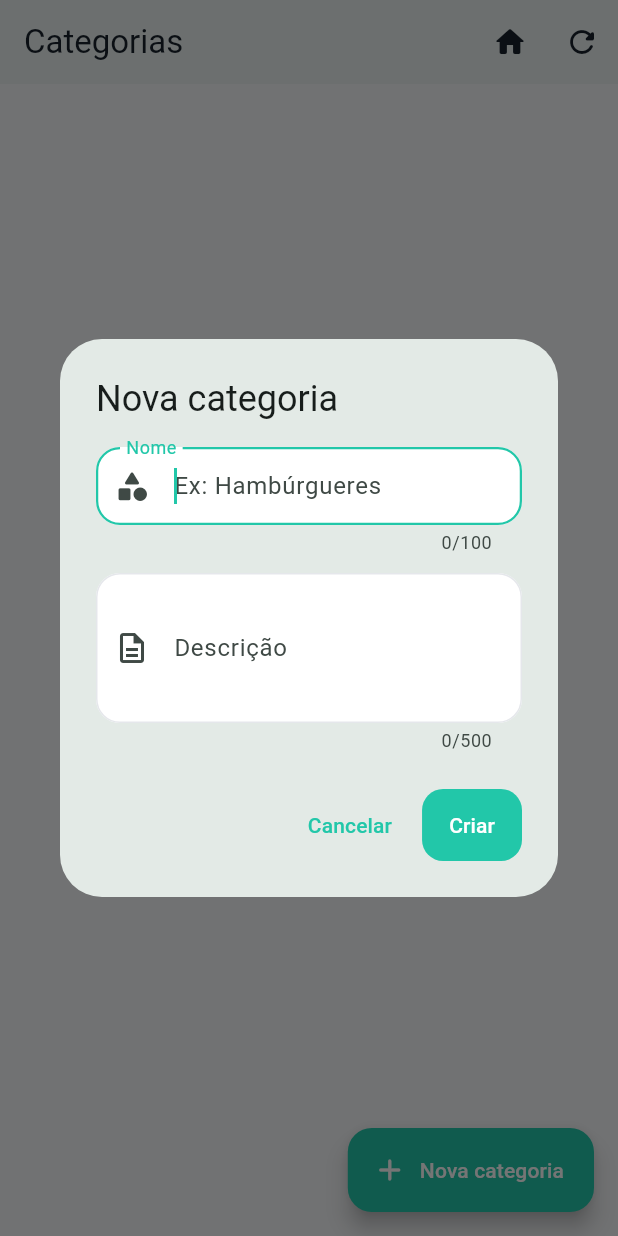
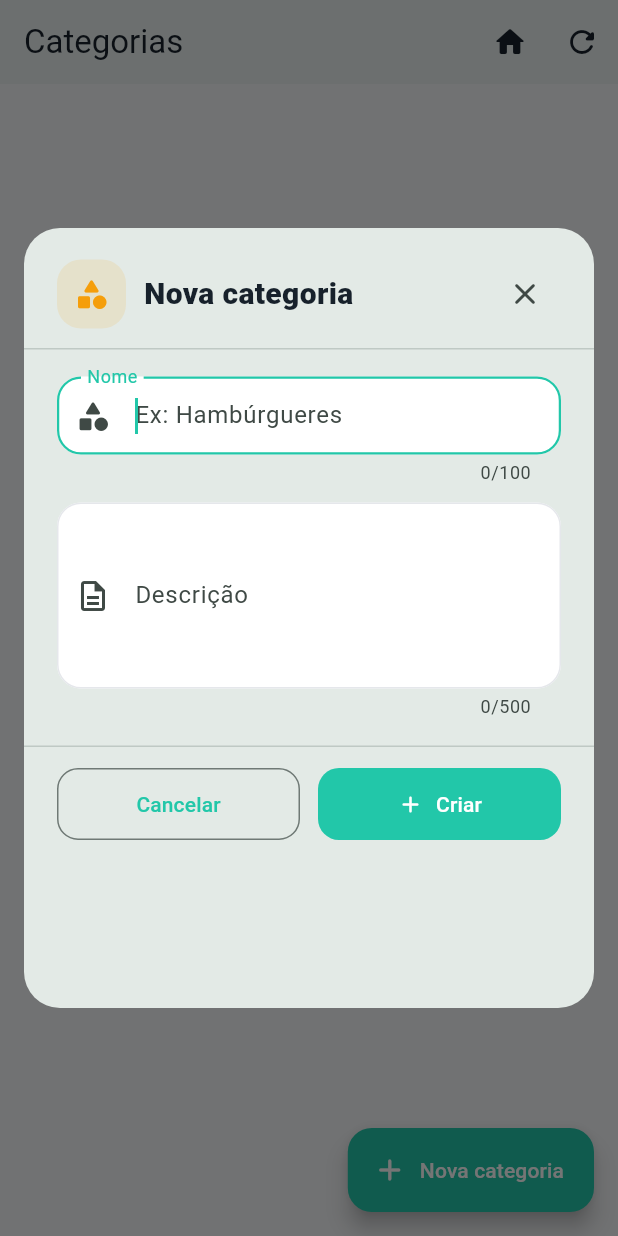
Before and after one commit to rebouzax/dishmade_front, a Flutter app: the CategoriesPage screen opened by its route, scrolled down 408 dp, after a tap on "Nova categoria", on a phone screen of 412 x 824 dp. Run offline on Flutter 3.47's test engine with Material 3 defaults, Android fonts, the phone set to English and light mode, and no system bars; our stand-ins replace dio, file_picker, flutter_dotenv, flutter_riverpod, flutter_secure_storage, go_router; accounts and stored records are empty; network calls fail.

Commit message:
add ajuste

```diff
--- a/lib/features/categories/presentation/Pages/categories_page.dart
+++ b/lib/features/categories/presentation/Pages/categories_page.dart
@@ -148,24 +148,118 @@ class _CategoriesPageState extends ConsumerState<CategoriesPage> {
   }
 
   Future<void> _openCreateCategoryDialog() async {
-    final nameController = TextEditingController();
-    final descriptionController = TextEditingController();
-    final formKey = GlobalKey<FormState>();
-
     final result = await showDialog<_CategoryFormResult>(
       context: context,
+      barrierDismissible: false,
       builder: (dialogContext) {
-        return AlertDialog(
-          title: const Text('Nova categoria'),
-          content: SizedBox(
-            width: 520,
+        return const _CreateCategoryDialog();
+      },
+    );
+
+    if (result == null) return;
+
+    final success = await ref
+        .read(categoriesViewModelProvider.notifier)
+        .createCategory(name: result.name, description: result.description);
+
+    if (!mounted || !success) return;
+
+    ScaffoldMessenger.of(context).showSnackBar(
+      const SnackBar(content: Text('Categoria criada com sucesso.')),
+    );
+  }
+}
+
+class _CategoryFormResult {
+  final String name;
+  final String? description;
+
+  const _CategoryFormResult({required this.name, this.description});
+}
+
+class _CreateCategoryDialog extends StatefulWidget {
+  const _CreateCategoryDialog();
+
+  @override
+  State<_CreateCategoryDialog> createState() => _CreateCategoryDialogState();
+}
+
+class _CreateCategoryDialogState extends State<_CreateCategoryDialog> {
+  final _formKey = GlobalKey<FormState>();
+  final _nameController = TextEditingController();
+  final _descriptionController = TextEditingController();
+
+  @override
+  void dispose() {
+    _nameController.dispose();
+    _descriptionController.dispose();
+    super.dispose();
+  }
+
+  @override
+  Widget build(BuildContext context) {
+    final screenSize = MediaQuery.sizeOf(context);
+
+    final dialogWidth = (screenSize.width - 32).clamp(320.0, 520.0).toDouble();
+    final dialogHeight = (screenSize.height - 48)
+        .clamp(360.0, 520.0)
+        .toDouble();
+
+    return Dialog(
+      insetPadding: const EdgeInsets.all(16),
+      clipBehavior: Clip.antiAlias,
+      shape: RoundedRectangleBorder(borderRadius: BorderRadius.circular(24)),
+      child: SizedBox(
+        width: dialogWidth,
+        height: dialogHeight,
+        child: Column(
+          children: [
+            Padding(
+              padding: const EdgeInsets.fromLTRB(22, 20, 22, 12),
+              child: Row(
+                children: [
+                  Container(
+                    width: 46,
+                    height: 46,
+                    decoration: BoxDecoration(
+                      color: AppColors.warning.withOpacity(0.12),
+                      borderRadius: BorderRadius.circular(16),
+                    ),
+                    child: const Icon(
+                      Icons.category_rounded,
+                      color: AppColors.warning,
+                    ),
+                  ),
+                  const SizedBox(width: 12),
+                  const Expanded(
+                    child: Text(
+                      'Nova categoria',
+                      overflow: TextOverflow.ellipsis,
+                      style: TextStyle(
+                        fontSize: 20,
+                        fontWeight: FontWeight.w900,
+                        color: AppColors.textPrimary,
+                      ),
+                    ),
+                  ),
+                  IconButton(
+                    tooltip: 'Fechar',
+                    onPressed: () => Navigator.of(context).pop(),
+                    icon: const Icon(Icons.close_rounded),
+                  ),
+                ],
+              ),
+            ),
+            const Divider(height: 1),
+            Flexible(
+              child: SingleChildScrollView(
+                padding: const EdgeInsets.fromLTRB(22, 18, 22, 18),
                 child: Form(
-              key: formKey,
+                  key: _formKey,
                   child: Column(
-                mainAxisSize: MainAxisSize.min,
                     children: [
                       TextFormField(
-                    controller: nameController,
+                        controller: _nameController,
                         autofocus: true,
                         textInputAction: TextInputAction.next,
                         maxLength: 100,
@@ -190,9 +284,9 @@ class _CategoriesPageState extends ConsumerState<CategoriesPage> {
                       ),
                       const SizedBox(height: 12),
                       TextFormField(
-                    controller: descriptionController,
+                        controller: _descriptionController,
                         maxLength: 500,
-                    maxLines: 3,
+                        maxLines: 4,
                         maxLengthEnforcement: MaxLengthEnforcement.enforced,
                         decoration: const InputDecoration(
                           labelText: 'Descrição',
@@ -213,53 +307,49 @@ class _CategoriesPageState extends ConsumerState<CategoriesPage> {
                   ),
                 ),
               ),
-          actions: [
-            TextButton(
-              onPressed: () => Navigator.of(dialogContext).pop(),
+            ),
+            const Divider(height: 1),
+            Padding(
+              padding: const EdgeInsets.fromLTRB(22, 14, 22, 18),
+              child: Row(
+                children: [
+                  Expanded(
+                    child: OutlinedButton(
+                      onPressed: () => Navigator.of(context).pop(),
                       child: const Text('Cancelar'),
                     ),
-            FilledButton(
-              onPressed: () {
-                final isValid = formKey.currentState?.validate() ?? false;
+                  ),
+                  const SizedBox(width: 12),
+                  Expanded(
+                    child: FilledButton.icon(
+                      onPressed: _submit,
+                      icon: const Icon(Icons.add_rounded),
+                      label: const Text('Criar'),
+                    ),
+                  ),
+                ],
+              ),
+            ),
+          ],
+        ),
+      ),
+    );
+  }
+
+  void _submit() {
+    final isValid = _formKey.currentState?.validate() ?? false;
 
     if (!isValid) return;
 
-                Navigator.of(dialogContext).pop(
+    Navigator.of(context).pop(
       _CategoryFormResult(
-                    name: nameController.text.trim(),
-                    description: descriptionController.text.trim(),
+        name: _nameController.text.trim(),
+        description: _descriptionController.text.trim().isEmpty
+            ? null
+            : _descriptionController.text.trim(),
       ),
     );
-              },
-              child: const Text('Criar'),
-            ),
-          ],
-        );
-      },
-    );
-
-    nameController.dispose();
-    descriptionController.dispose();
-
-    if (result == null) return;
-
-    final success = await ref
-        .read(categoriesViewModelProvider.notifier)
-        .createCategory(name: result.name, description: result.description);
-
-    if (!mounted || !success) return;
-
-    ScaffoldMessenger.of(context).showSnackBar(
-      const SnackBar(content: Text('Categoria criada com sucesso.')),
-    );
   }
-}
-
-class _CategoryFormResult {
-  final String name;
-  final String? description;
-
-  const _CategoryFormResult({required this.name, this.description});
 }
 
 class _Header extends StatelessWidget {
```
Lines whose indentation alone changed are shown as unchanged.
